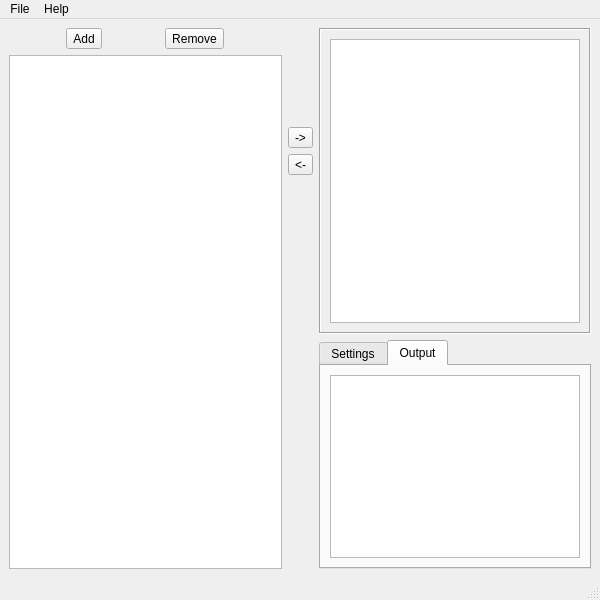
Qt form forms/mainwindow.ui (asfaltboy/tortuga) before a commit.
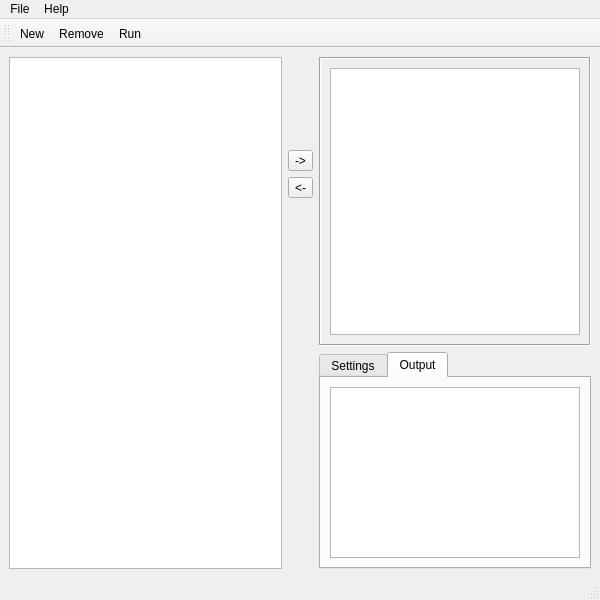
The same form after that commit. The open tabs and pages were chosen to show the change.

Commit message: Add toolbar on top and implement running widgets and flow steps

Patch:
```diff
--- a/forms/mainwindow.ui
+++ b/forms/mainwindow.ui
@@ -18,28 +18,7 @@
     <item row="0" column="0">
      <layout class="QHBoxLayout" name="main_layout" stretch="6,0,6">
       <item>
-       <layout class="QVBoxLayout" name="left_pane" stretch="1,12">
-        <item>
-         <layout class="QHBoxLayout" name="plugin_toolbox">
-          <property name="sizeConstraint">
-           <enum>QLayout::SetMaximumSize</enum>
-          </property>
-          <item>
-           <widget class="QToolButton" name="pluginAdd">
-            <property name="text">
-             <string>Add</string>
-            </property>
-           </widget>
-          </item>
-          <item>
-           <widget class="QToolButton" name="pluginRemove">
-            <property name="text">
-             <string>Remove</string>
-            </property>
-           </widget>
-          </item>
-         </layout>
-        </item>
+       <layout class="QVBoxLayout" name="left_pane" stretch="12">
         <item>
          <widget class="QListWidget" name="plugins">
           <property name="minimumSize">
@@ -134,7 +113,11 @@
            </attribute>
            <layout class="QGridLayout" name="gridLayout_3">
             <item row="0" column="0">
-             <widget class="QTextEdit" name="flow_output"/>
+             <widget class="QTextEdit" name="flow_output">
+              <property name="readOnly">
+               <bool>true</bool>
+              </property>
+             </widget>
             </item>
            </layout>
           </widget>
@@ -175,6 +158,20 @@
    <addaction name="menuHelp"/>
   </widget>
   <widget class="QStatusBar" name="statusBar"/>
+  <widget class="QToolBar" name="toolBar">
+   <property name="windowTitle">
+    <string>toolBar</string>
+   </property>
+   <attribute name="toolBarArea">
+    <enum>TopToolBarArea</enum>
+   </attribute>
+   <attribute name="toolBarBreak">
+    <bool>false</bool>
+   </attribute>
+   <addaction name="pluginAdd"/>
+   <addaction name="pluginRemove"/>
+   <addaction name="runFlow"/>
+  </widget>
   <action name="actionNew_flow">
    <property name="text">
     <string>New flow</string>
@@ -206,6 +203,30 @@
     <enum>QAction::AboutRole</enum>
    </property>
   </action>
+  <action name="pluginAdd">
+   <property name="text">
+    <string>New</string>
+   </property>
+   <property name="toolTip">
+    <string>Add a new plugin</string>
+   </property>
+  </action>
+  <action name="pluginRemove">
+   <property name="text">
+    <string>Remove</string>
+   </property>
+   <property name="toolTip">
+    <string>Remove an existing plugin</string>
+   </property>
+  </action>
+  <action name="runFlow">
+   <property name="text">
+    <string>&amp;Run</string>
+   </property>
+   <property name="toolTip">
+    <string>Run the current flow script</string>
+   </property>
+  </action>
  </widget>
  <resources/>
  <connections/>
```
Left out of the diff: 2 changed lines with no effect on the pictures. The commit also changes 5 other files.
